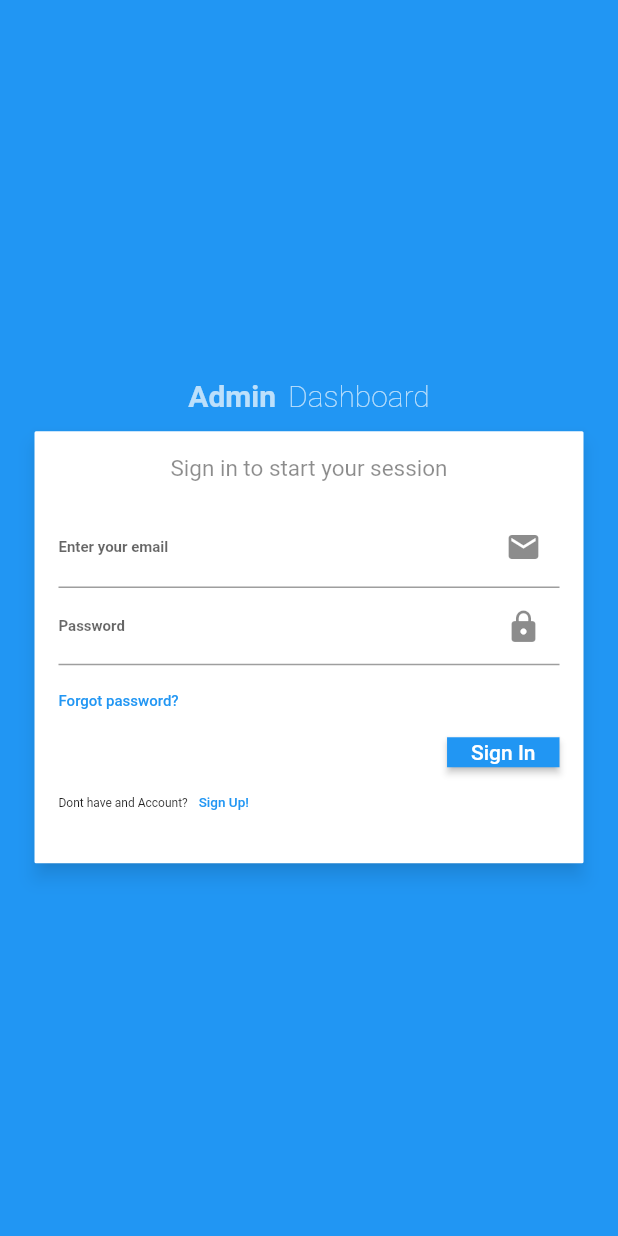
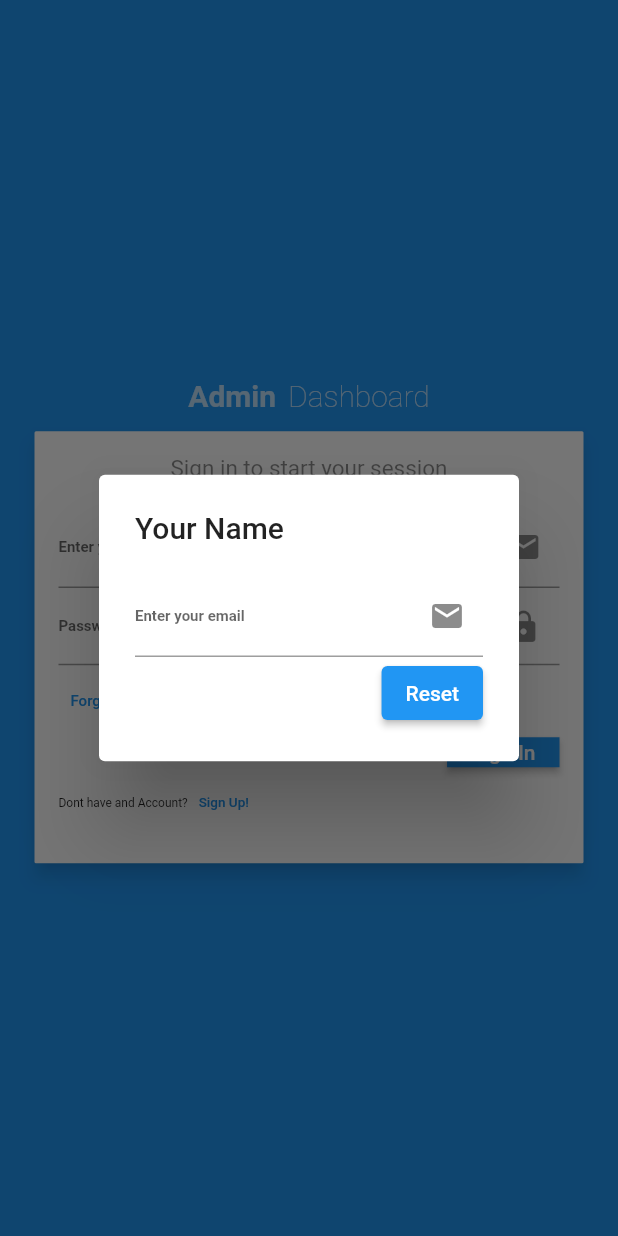
Before and after one commit to PreetRai/lmsadmin, a Flutter app: the screen it shows after launch, after a tap on "Forgot password?", on a phone screen of 412 x 824 dp. Run offline on Flutter 3.47's test engine with Material 2 defaults, Android fonts, the light colour scheme and no system bars; our stand-ins replace cloud_firestore, firebase_auth, firebase_core, fluttertoast; missing offline and left inert: dart:html; accounts and stored records are empty.

Commit message:
reset password function

```diff
--- a/lib/pages/login.dart
+++ b/lib/pages/login.dart
@@ -17,9 +17,12 @@ class LoginPage extends StatefulWidget {
 class _LoginPageState extends State<LoginPage> {
 //form key
   final _formkey = GlobalKey<FormState>();
+//Reset key
+  final _resetkey = GlobalKey<FormState>();
 //editing controller
   final TextEditingController emailController = TextEditingController();
   final TextEditingController passwordController = TextEditingController();
+  final TextEditingController resetController = TextEditingController();
 
 // firebase
   final _auth = FirebaseAuth.instance;
@@ -164,9 +167,14 @@ class _LoginPageState extends State<LoginPage> {
                                   style: TextButton.styleFrom(
                                       padding: const EdgeInsets.all(0)),
                                   onPressed: () {},
-                                  child: const Text(
-                                    'Forgot password?',
-                                    style: TextStyle(fontSize: 10),
+                                  child: TextButton(
+                                    onPressed: () {
+                                      openDialog();
+                                    },
+                                    child: const Text(
+                                      'Forgot password?',
+                                      style: TextStyle(fontSize: 10),
+                                    ),
                                   )),
                             ),
                             Align(
@@ -253,4 +261,96 @@ class _LoginPageState extends State<LoginPage> {
       }
     }
   }
+
+  Future openDialog() => showDialog(
+      context: context,
+      builder: (context) => AlertDialog(
+            title: const Text('Your Name'),
+            content: SizedBox(
+              height: 100,
+              child: Form(
+                  key: _resetkey,
+                  child: Column(
+                    mainAxisAlignment: MainAxisAlignment.spaceBetween,
+                    children: [
+                      TextFormField(
+                        autofocus: false,
+                        controller: resetController,
+                        keyboardType: TextInputType.emailAddress,
+                        onSaved: (value) {
+                          resetController.text = value!;
+                        },
+                        textInputAction: TextInputAction.next,
+                        decoration: const InputDecoration(
+                            errorStyle: TextStyle(fontSize: 8),
+                            suffixIcon: Icon(Icons.email),
+                            fillColor: Colors.black12,
+                            labelStyle: TextStyle(
+                              fontSize: 10,
+                              fontWeight: FontWeight.bold,
+                            ),
+                            labelText: 'Enter your email'),
+                        // The validator receives the text that the user has entered.
+                        validator: (value) {
+                          if (value == null || value.isEmpty) {
+                            return 'Please enter some text';
+                          }
+                          if (!RegExp("^[a-zA-Z0-9+_.-]+@[a-zA-Z0-9.-]+.[a-z]")
+                              .hasMatch(value)) {
+                            return 'Please Enter a valid email';
+                          }
+                          return null;
+                        },
+                      ),
+                      Align(
+                        alignment: Alignment.bottomRight,
+                        child: ElevatedButton(
+                          onPressed: () {
+                            resetEmail(resetController.text);
+                          },
+                          child: const Text('Reset'),
+                        ),
+                      ),
+                    ],
+                  )),
+            ),
+          ));
+
+  void resetEmail(String email) async {
+    if (_resetkey.currentState!.validate()) {
+      try {
+        await _auth.sendPasswordResetEmail(email: email).then((n) => {
+              Fluttertoast.showToast(msg: "Reset link sent Successful"),
+              Navigator.pop(context),
+            });
+      } on FirebaseAuthException catch (error) {
+        switch (error.code) {
+          case "invalid-email":
+            errorMessage = "Your email address appears to be invalid.";
+
+            break;
+          case "wrong-password":
+            errorMessage = "Your password is wrong.";
+            break;
+          case "user-not-found":
+            errorMessage = "User with this email doesn't exist.";
+            break;
+          case "user-disabled":
+            errorMessage = "User with this email has been disabled.";
+            break;
+          case "too-many-requests":
+            errorMessage = "Too many requests";
+            break;
+          case "operation-not-allowed":
+            errorMessage = "Signing in with Email and Password is not enabled.";
+            break;
+          default:
+            errorMessage = "An undefined Error happened.";
+        }
+        Fluttertoast.showToast(msg: errorMessage!);
+        // ignore: avoid_print
+        print(error.code);
+      }
+    }
+  }
 }
```
